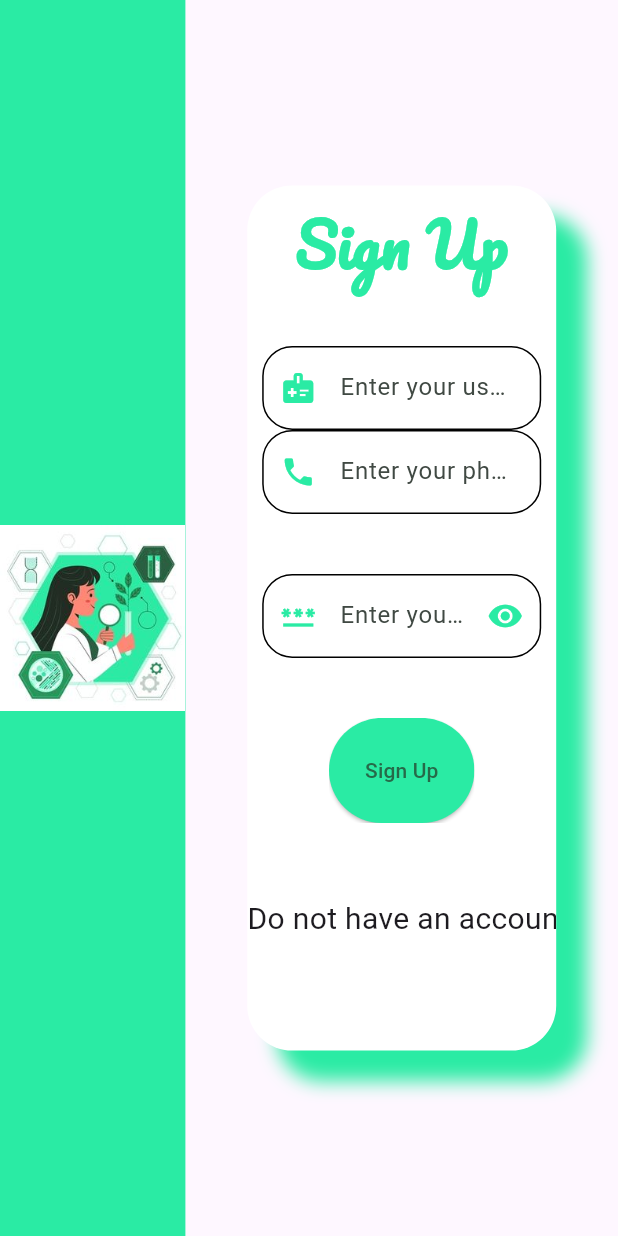
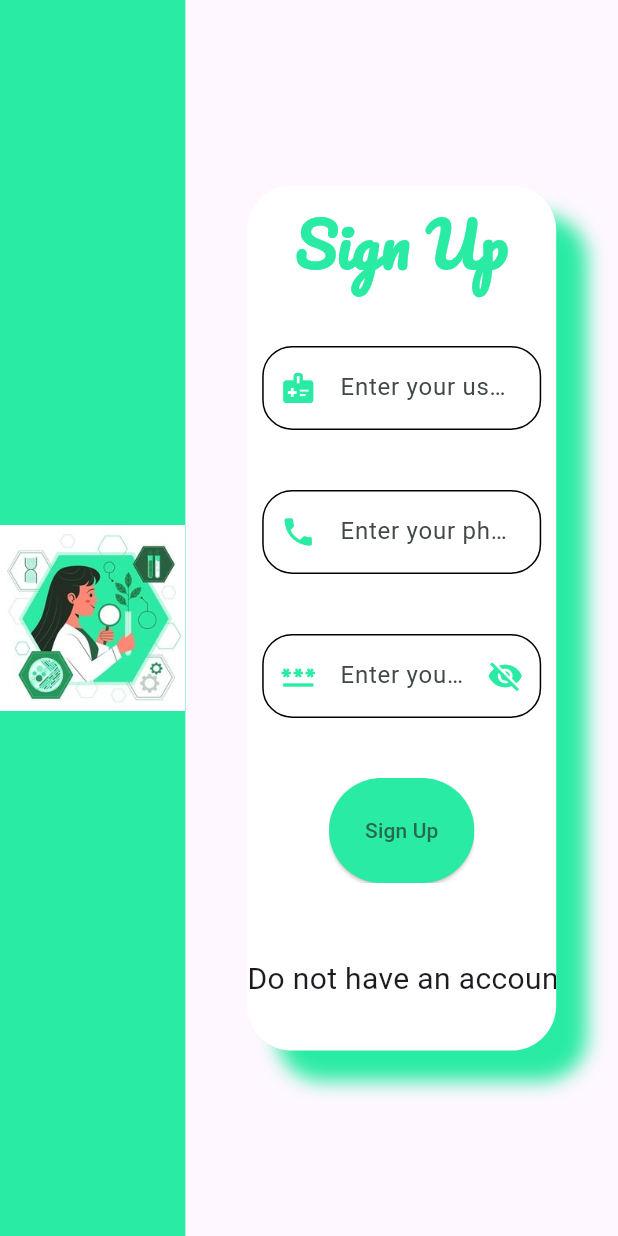
Before and after one commit to MajdAlmaleh/pharmazon_web, a Flutter app: the screen it shows after launch, after a tap on "SighUp", on a phone screen of 412 x 824 dp. Run offline on Flutter 3.47's test engine with Material 3 defaults, Android fonts, the phone set to English and light mode, and no system bars; our stand-ins replace bloc, dartz, dio, equatable, flutter_bloc, flutter_secure_storage and 4 more; accounts and stored records are empty.

Commit message:
auth ui done

```diff
--- a/lib/features/auth/presentation/views/variables/variables.dart
+++ b/lib/features/auth/presentation/views/variables/variables.dart
@@ -46,4 +46,4 @@ List<TextInputFormatter>? passwordFormatter = <TextInputFormatter>[
 
 void Function(String?)? onSave;
 
-bool viewPassword = false;
+bool hidePassword = true;
--- a/lib/features/auth/presentation/views/widgets/auth_view_body.dart
+++ b/lib/features/auth/presentation/views/widgets/auth_view_body.dart
@@ -57,7 +57,8 @@ class _AuthViewBodyState extends State<AuthViewBody> {
                   decoration: const BoxDecoration(color: Color(0xFF2AEBA4)),
                   child: Image.asset(AssetsData.authPic)),
               Padding(
-                padding:  EdgeInsets.only(left: MediaQuery.of(context).size.width *.1 ),
+                padding: EdgeInsets.only(
+                    left: MediaQuery.of(context).size.width * .1),
                 child: Container(
                   height: MediaQuery.of(context).size.height * .7,
                   width: MediaQuery.of(context).size.width * .5,
@@ -73,7 +74,10 @@ class _AuthViewBodyState extends State<AuthViewBody> {
                   child: ListView(
                     children: [
                       Padding(
-                        padding: const EdgeInsets.only(top: 10,),
+                        padding: const EdgeInsets.only(
+                          top: 10,
+                          bottom: 40,
+                        ),
                         child: Text(
                           isSignIn ? 'Sign In' : 'Sign Up',
                           textAlign: TextAlign.center,
@@ -88,16 +92,18 @@ class _AuthViewBodyState extends State<AuthViewBody> {
                         key: formKey,
                         child: Column(
                           children: [
-
-                              if (!isSignIn) const UsernameTextField(),
-                            const PhoneNumberTextField(),
+                            if (!isSignIn) const UsernameTextField(),
+                            const Padding(
+                              padding: EdgeInsets.only(right: 10, left: 10),
+                              child: PhoneNumberTextField(),
+                            ),
                             PasswordTextField(viewPasswordState: () {
                               setState(() {
-                                viewPassword = !viewPassword;
+                                hidePassword = !hidePassword;
                               });
                             }),
-                            const SignButton(),
-                             Padding(
+                             SignButton(text: isSignIn ? 'Sign In' : 'Sign Up'),
+                            Padding(
                               padding: const EdgeInsets.only(
                                 top: 50,
                               ),
@@ -118,7 +124,7 @@ class _AuthViewBodyState extends State<AuthViewBody> {
                                         });
                                       },
                                       child: Text(
-                                        isSignIn ? 'Sign In' : 'Sign Up',
+                                        !isSignIn ? 'Sign In' : 'Sign Up',
                                         style: const TextStyle(
                                             color: Colors.green, fontSize: 20),
                                       ),
--- a/lib/features/auth/presentation/views/widgets/password_text_field.dart
+++ b/lib/features/auth/presentation/views/widgets/password_text_field.dart
@@ -14,14 +14,14 @@ class PasswordTextField extends StatelessWidget {
     return Padding(
       padding: const EdgeInsets.only(top: 40, right: 10, left: 10, bottom: 40),
       child: AuthTextField(
-          obscureText: viewPassword,
+          obscureText: hidePassword,
           prefixIcon: const Icon(
             Icons.password,
             color: Color(0xFF2AEBA4),
           ),
           suffixIcon: IconButton(
             icon: Icon(
-              viewPassword ?Icons.visibility_off: Icons.visibility  ,
+              hidePassword ? Icons.visibility_off : Icons.visibility,
               color: const Color(0xFF2AEBA4),
             ),
             onPressed: viewPasswordState,
--- a/lib/features/auth/presentation/views/widgets/phone_number_text_field.dart
+++ b/lib/features/auth/presentation/views/widgets/phone_number_text_field.dart
@@ -9,9 +9,7 @@ class PhoneNumberTextField extends StatelessWidget {
 
   @override
   Widget build(BuildContext context) {
-    return Padding(
-      padding: EdgeInsets.only(top: isSignIn ? 40 : 0, right: 10, left: 10),
-      child: AuthTextField(
+    return AuthTextField(
       textInputType: TextInputType.number,
       phoneNumberValidator: phoneNumberValidator,
       prefixIcon: const Icon(
@@ -23,7 +21,6 @@ class PhoneNumberTextField extends StatelessWidget {
       },
       formatter: phoneFormatter,
       hintText: "Enter your phone number",
-      ),
     );
   }
 }
--- a/lib/features/auth/presentation/views/widgets/sign_button.dart
+++ b/lib/features/auth/presentation/views/widgets/sign_button.dart
@@ -5,8 +5,9 @@ import 'package:pharmazon_web/features/auth/presentation/manager/auth_cubit/auth
 import 'package:pharmazon_web/features/auth/presentation/views/variables/variables.dart';
 
 class SignButton extends StatelessWidget {
+  final String text;
   const SignButton({
-    super.key,
+    super.key, required this.text,
   });
 
   @override
@@ -26,7 +27,8 @@ class SignButton extends StatelessWidget {
             }
           }
         },
-        text: isSignIn ? 'Sign In' : 'Sign Up',
+        text:text,
+
       ),
     );
   }
--- a/lib/features/auth/presentation/views/widgets/username_text_field.dart
+++ b/lib/features/auth/presentation/views/widgets/username_text_field.dart
@@ -10,7 +10,7 @@ class UsernameTextField extends StatelessWidget {
   @override
   Widget build(BuildContext context) {
     return Padding(
-      padding: const EdgeInsets.only(top: 40, right: 10, left: 10),
+      padding: const EdgeInsets.only( right: 10, left: 10,bottom: 40),
       child: AuthTextField(
         textInputType: TextInputType.text,
         prefixIcon: const Icon(
```
Lines whose indentation alone changed are shown as unchanged.
